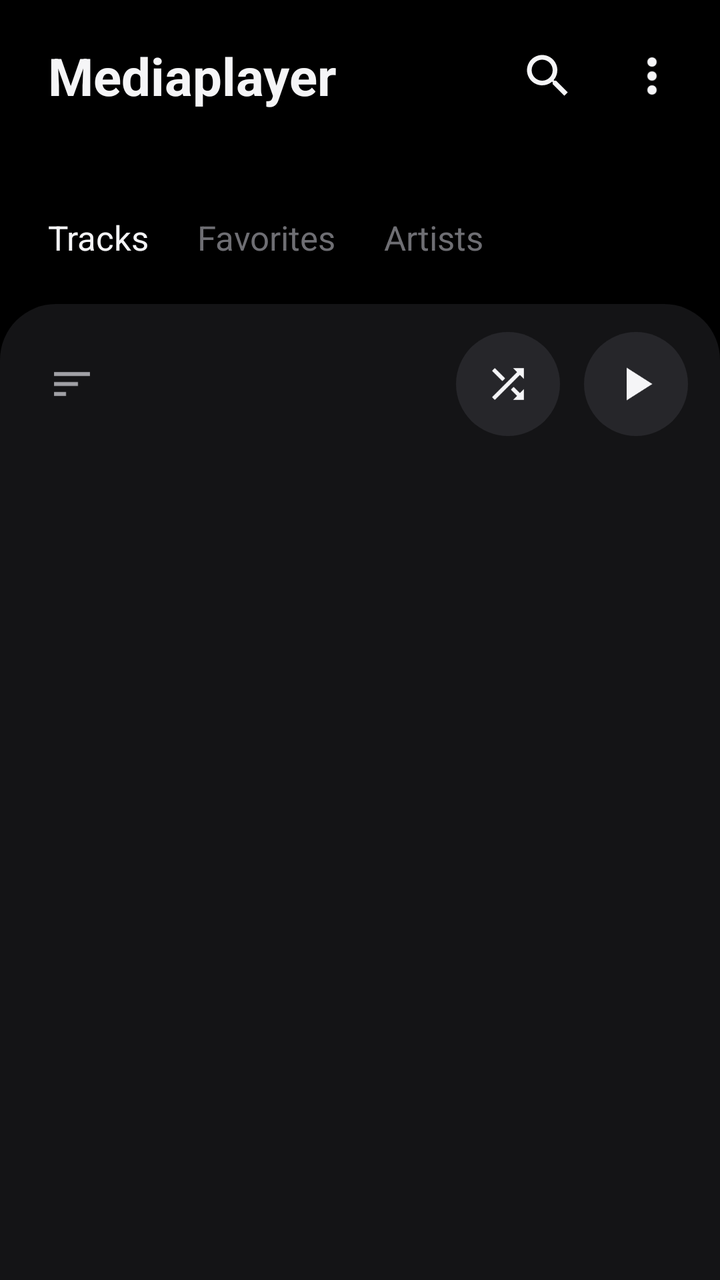
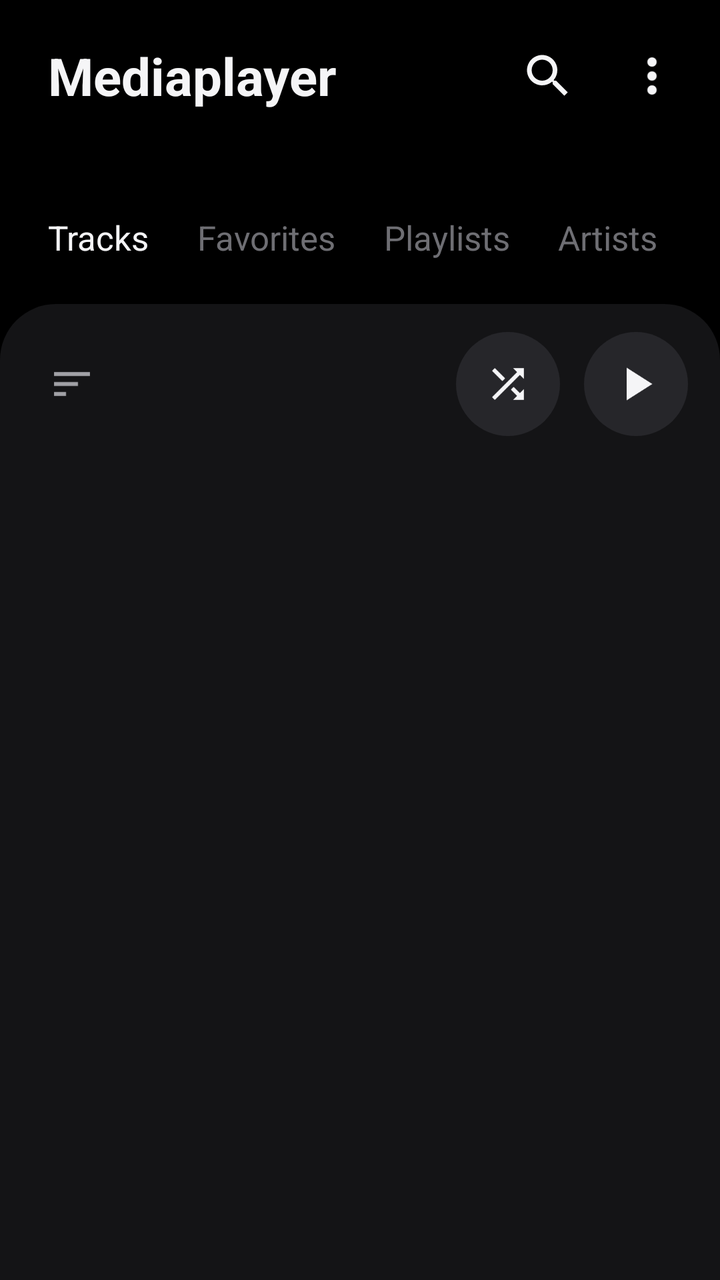

Before-and-after screenshots of an Android layout around one commit, followed by the original layout XML and the change that was made.
<!-- AndroidManifest.xml: application theme Theme.Mediaplayer -->
<!-- res/layout/fragment_library.xml -->
<?xml version="1.0" encoding="utf-8"?>
<LinearLayout xmlns:android="http://schemas.android.com/apk/res/android"
    android:layout_width="match_parent"
    android:layout_height="match_parent"
    android:background="@color/background"
    android:animateLayoutChanges="true"
    android:orientation="vertical">

    
    <LinearLayout
        android:layout_width="match_parent"
        android:layout_height="76dp"
        android:gravity="center_vertical"
        android:orientation="horizontal"
        android:paddingStart="24dp"
        android:paddingEnd="8dp">

        <TextView
            android:layout_width="0dp"
            android:layout_height="wrap_content"
            android:layout_weight="1"
            android:singleLine="true"
            android:text="@string/app_name"
            android:textColor="@color/text_primary"
            android:textSize="26sp"
            android:textStyle="bold" />

        <FrameLayout
            android:id="@+id/librarySearchButton"
            android:layout_width="52dp"
            android:layout_height="52dp"
            android:background="@drawable/player_cell_bg"
            android:clickable="true"
            android:contentDescription="@string/library_search"
            android:focusable="true">

            <ImageView
                android:layout_width="28dp"
                android:layout_height="28dp"
                android:layout_gravity="center"
                android:contentDescription="@null"
                android:src="@drawable/player_ic_search"
                android:tint="#F5F5F7" />
        </FrameLayout>

        <FrameLayout
            android:id="@+id/libraryMoreButton"
            android:layout_width="52dp"
            android:layout_height="52dp"
            android:background="@drawable/player_cell_bg"
            android:clickable="true"
            android:contentDescription="@string/library_more"
            android:focusable="true">

            <ImageView
                android:layout_width="28dp"
                android:layout_height="28dp"
                android:layout_gravity="center"
                android:contentDescription="@null"
                android:src="@drawable/player_ic_more"
                android:tint="#F5F5F7" />
        </FrameLayout>
    </LinearLayout>

    
    <LinearLayout
        android:id="@+id/librarySearchBar"
        android:layout_width="match_parent"
        android:layout_height="48dp"
        android:layout_marginStart="16dp"
        android:layout_marginEnd="16dp"
        android:layout_marginBottom="4dp"
        android:background="@drawable/player_search_bg"
        android:gravity="center_vertical"
        android:orientation="horizontal"
        android:paddingStart="16dp"
        android:visibility="gone">

        <ImageView
            android:layout_width="20dp"
            android:layout_height="20dp"
            android:contentDescription="@null"
            android:src="@drawable/player_ic_search"
            android:tint="#6E6E73" />

        <EditText
            android:id="@+id/librarySearch"
            android:layout_width="0dp"
            android:layout_height="match_parent"
            android:layout_marginStart="10dp"
            android:layout_weight="1"
            android:background="@null"
            android:hint="@string/library_search_hint"
            android:imeOptions="actionSearch"
            android:importantForAutofill="no"
            android:inputType="text"
            android:maxLines="1"
            android:textColor="@color/text_primary"
            android:textColorHint="@color/text_muted"
            android:textSize="16sp" />

        <FrameLayout
            android:id="@+id/librarySearchClose"
            android:layout_width="44dp"
            android:layout_height="44dp"
            android:background="@drawable/player_cell_bg"
            android:clickable="true"
            android:contentDescription="@string/library_search_close"
            android:focusable="true">

            <ImageView
                android:layout_width="20dp"
                android:layout_height="20dp"
                android:layout_gravity="center"
                android:contentDescription="@null"
                android:src="@drawable/player_ic_close"
                android:tint="#A1A1A6" />
        </FrameLayout>
    </LinearLayout>

    
    <LinearLayout
        android:layout_width="match_parent"
        android:layout_height="60dp"
        android:gravity="bottom"
        android:orientation="horizontal"
        android:paddingStart="12dp"
        android:paddingEnd="12dp">

        <TextView
            android:id="@+id/libraryTabSongs"
            android:layout_width="wrap_content"
            android:layout_height="wrap_content"
            android:clickable="true"
            android:focusable="true"
            android:paddingStart="12dp"
            android:paddingEnd="12dp"
            android:paddingBottom="6dp"
            android:text="@string/library_tab_songs"
            android:textColor="@color/text_primary"
            android:textSize="17sp" />

        <TextView
            android:id="@+id/libraryTabFavorites"
            android:layout_width="wrap_content"
            android:layout_height="wrap_content"
            android:clickable="true"
            android:focusable="true"
            android:paddingStart="12dp"
            android:paddingEnd="12dp"
            android:paddingBottom="6dp"
            android:text="@string/library_tab_favorites"
            android:textColor="@color/text_muted"
            android:textSize="17sp" />

        <TextView
            android:id="@+id/libraryTabArtists"
            android:layout_width="wrap_content"
            android:layout_height="wrap_content"
            android:clickable="true"
            android:focusable="true"
            android:paddingStart="12dp"
            android:paddingEnd="12dp"
            android:paddingBottom="6dp"
            android:text="@string/library_tab_artists"
            android:textColor="@color/text_muted"
            android:textSize="17sp" />
    </LinearLayout>

    
    <LinearLayout
        android:layout_width="match_parent"
        android:layout_height="0dp"
        android:layout_marginTop="16dp"
        android:layout_weight="1"
        android:background="@drawable/player_card_bg"
        android:orientation="vertical">

        <LinearLayout
            android:layout_width="match_parent"
            android:layout_height="80dp"
            android:gravity="center_vertical"
            android:orientation="horizontal"
            android:paddingStart="16dp"
            android:paddingEnd="16dp">

            <LinearLayout
                android:id="@+id/librarySort"
                android:layout_width="0dp"
                android:layout_height="48dp"
                android:layout_weight="1"
                android:background="@drawable/player_cell_bg"
                android:clickable="true"
                android:contentDescription="@string/library_sort"
                android:focusable="true"
                android:gravity="center_vertical"
                android:orientation="horizontal"
                android:paddingStart="8dp"
                android:paddingEnd="8dp">

                <ImageView
                    android:id="@+id/librarySortIcon"
                    android:layout_width="24dp"
                    android:layout_height="24dp"
                    android:layout_marginEnd="10dp"
                    android:contentDescription="@null"
                    android:src="@drawable/player_ic_sort"
                    android:tint="#A1A1A6" />

                <TextView
                    android:id="@+id/librarySortLabel"
                    android:layout_width="wrap_content"
                    android:layout_height="wrap_content"
                    android:textColor="#C7C7CC"
                    android:textSize="16sp" />
            </LinearLayout>

            <FrameLayout
                android:id="@+id/libraryShuffle"
                android:layout_width="52dp"
                android:layout_height="52dp"
                android:layout_marginEnd="12dp"
                android:background="@drawable/player_round_button_bg"
                android:clickable="true"
                android:contentDescription="@string/library_shuffle_all"
                android:focusable="true">

                <ImageView
                    android:layout_width="24dp"
                    android:layout_height="24dp"
                    android:layout_gravity="center"
                    android:contentDescription="@null"
                    android:src="@drawable/player_ic_shuffle"
                    android:tint="#F5F5F7" />
            </FrameLayout>

            <FrameLayout
                android:id="@+id/libraryPlayAll"
                android:layout_width="52dp"
                android:layout_height="52dp"
                android:background="@drawable/player_round_button_bg"
                android:clickable="true"
                android:contentDescription="@string/library_play_all"
                android:focusable="true">

                <ImageView
                    android:layout_width="28dp"
                    android:layout_height="28dp"
                    android:layout_gravity="center"
                    android:contentDescription="@null"
                    android:src="@drawable/player_ic_play"
                    android:tint="#F5F5F7" />
            </FrameLayout>
        </LinearLayout>

        <TextView
            android:id="@+id/libraryScan"
            android:layout_width="match_parent"
            android:layout_height="wrap_content"
            android:paddingStart="24dp"
            android:paddingEnd="24dp"
            android:paddingBottom="6dp"
            android:textColor="@color/accent"
            android:textSize="13sp"
            android:visibility="gone" />

        <FrameLayout
            android:layout_width="match_parent"
            android:layout_height="0dp"
            android:layout_weight="1">

            <androidx.recyclerview.widget.RecyclerView
                android:id="@+id/libraryList"
                android:layoutAnimation="@anim/list_cascade"
                android:layout_width="match_parent"
                android:layout_height="match_parent"
                android:clipToPadding="false"
                android:paddingBottom="96dp" />

            <TextView
                android:id="@+id/libraryEmpty"
                android:layout_width="match_parent"
                android:layout_height="wrap_content"
                android:layout_gravity="center"
                android:gravity="center"
                android:padding="32dp"
                android:textColor="@color/text_muted"
                android:textSize="16sp"
                android:visibility="gone" />
        </FrameLayout>
    </LinearLayout>

</LinearLayout>
<!-- resources referenced by this layout -->
<resources>
  <color name="accent">#FF00E676</color>
  <color name="background">#FF000000</color>
  <color name="text_muted">#FF6E6E73</color>
  <color name="text_primary">#FFF5F5F7</color>
  <!-- drawable player_card_bg (drawable) -->
  <?xml version="1.0" encoding="utf-8"?>
  <shape xmlns:android="http://schemas.android.com/apk/res/android"
      android:shape="rectangle">
      <solid android:color="@color/card" />
      <corners
          android:bottomLeftRadius="0dp"
          android:bottomRightRadius="0dp"
          android:topLeftRadius="28dp"
          android:topRightRadius="28dp" />
  </shape>
  <!-- drawable player_ic_close (drawable) -->
  <vector xmlns:android="http://schemas.android.com/apk/res/android"
      android:width="24dp"
      android:height="24dp"
      android:viewportWidth="24"
      android:viewportHeight="24">
      <path
          android:fillColor="#FFFFFFFF"
          android:pathData="M19,6.41L17.59,5 12,10.59 6.41,5 5,6.41 10.59,12 5,17.59 6.41,19 12,13.41 17.59,19 19,17.59 13.41,12z" />
  </vector>
  <!-- drawable player_ic_play (drawable) -->
  <vector xmlns:android="http://schemas.android.com/apk/res/android"
      android:width="24dp"
      android:height="24dp"
      android:viewportWidth="24"
      android:viewportHeight="24">
      <path
          android:fillColor="#FFFFFFFF"
          android:pathData="M8,5v14l11,-7z" />
  </vector>
  <!-- drawable player_ic_sort (drawable) -->
  <vector xmlns:android="http://schemas.android.com/apk/res/android"
      android:width="24dp"
      android:height="24dp"
      android:viewportWidth="24"
      android:viewportHeight="24">
      <path
          android:fillColor="#FFFFFFFF"
          android:pathData="M3,18h6v-2L3,16v2zM3,6v2h18L21,6L3,6zM3,13h12v-2L3,11v2z" />
  </vector>
  <!-- drawable player_search_bg (drawable) -->
  <?xml version="1.0" encoding="utf-8"?>
  <shape xmlns:android="http://schemas.android.com/apk/res/android"
      android:shape="rectangle">
      <solid android:color="@color/surface" />
      <corners android:radius="24dp" />
  </shape>
  <string name="app_name">Mediaplayer</string>
  <string name="library_more">More options</string>
  <string name="library_play_all">Play all</string>
  <string name="library_search">Search</string>
  <string name="library_search_close">Close search</string>
  <string name="library_search_hint">Search songs and artists</string>
  <string name="library_shuffle_all">Shuffle all</string>
  <string name="library_sort">Sort order</string>
  <string name="library_tab_artists">Artists</string>
  <string name="library_tab_favorites">Favorites</string>
  <string name="library_tab_songs">Tracks</string>
  <style name="Theme.Mediaplayer" parent="Theme.Material3.Dark.NoActionBar">
          <item name="colorPrimary">@color/accent</item>
          <item name="colorOnPrimary">@color/background</item>
          <item name="android:colorBackground">@color/background</item>
          <item name="android:windowBackground">@color/background</item>
          <item name="android:statusBarColor">@color/background</item>
          <item name="android:navigationBarColor">@color/background</item>
      </style>
  <color name="card">#FF141416</color>
  <color name="round_button">#FF26262A</color>
  <color name="surface">#FF1C1C1F</color>
  <!-- unchanged entries left out for length: 5 -->
</resources>

<!-- the commit's change to res/layout/fragment_library.xml (unified diff, before → after) -->
@@ -119,9 +119,14 @@
     </LinearLayout>
 
     
-    <LinearLayout
+    <HorizontalScrollView
         android:layout_width="match_parent"
         android:layout_height="60dp"
+        android:scrollbars="none">
+
+    <LinearLayout
+        android:layout_width="wrap_content"
+        android:layout_height="match_parent"
         android:gravity="bottom"
         android:orientation="horizontal"
         android:paddingStart="12dp"
@@ -154,6 +159,19 @@
             android:textSize="17sp" />
 
         <TextView
+            android:id="@+id/libraryTabPlaylists"
+            android:layout_width="wrap_content"
+            android:layout_height="wrap_content"
+            android:clickable="true"
+            android:focusable="true"
+            android:paddingStart="12dp"
+            android:paddingEnd="12dp"
+            android:paddingBottom="6dp"
+            android:text="@string/library_tab_playlists"
+            android:textColor="@color/text_muted"
+            android:textSize="17sp" />
+
+        <TextView
             android:id="@+id/libraryTabArtists"
             android:layout_width="wrap_content"
             android:layout_height="wrap_content"
@@ -166,6 +184,7 @@
             android:textColor="@color/text_muted"
             android:textSize="17sp" />
     </LinearLayout>
+    </HorizontalScrollView>
 
     
     <LinearLayout
@@ -216,6 +235,25 @@
             </LinearLayout>
 
             <FrameLayout
+                android:id="@+id/libraryAdd"
+                android:layout_width="52dp"
+                android:layout_height="52dp"
+                android:background="@drawable/player_round_button_bg"
+                android:clickable="true"
+                android:contentDescription="@string/playlist_new"
+                android:focusable="true"
+                android:visibility="gone">
+
+                <ImageView
+                    android:layout_width="26dp"
+                    android:layout_height="26dp"
+                    android:layout_gravity="center"
+                    android:contentDescription="@null"
+                    android:src="@drawable/player_ic_add"
+                    android:tint="#F5F5F7" />
+            </FrameLayout>
+
+            <FrameLayout
                 android:id="@+id/libraryShuffle"
                 android:layout_width="52dp"
                 android:layout_height="52dp"
<!-- resource entries referenced after the edit -->
@@ -15,6 +15,16 @@
           android:topLeftRadius="28dp"
           android:topRightRadius="28dp" />
   </shape>
+  <!-- drawable player_ic_add (drawable) -->
+  <vector xmlns:android="http://schemas.android.com/apk/res/android"
+      android:width="24dp"
+      android:height="24dp"
+      android:viewportWidth="24"
+      android:viewportHeight="24">
+      <path
+          android:fillColor="#FFFFFFFF"
+          android:pathData="M19,13h-6v6h-2v-6H5v-2h6V5h2v6h6v2z" />
+  </vector>
   <!-- drawable player_ic_close (drawable) -->
   <vector xmlns:android="http://schemas.android.com/apk/res/android"
       android:width="24dp"
@@ -62,7 +72,9 @@
   <string name="library_sort">Sort order</string>
   <string name="library_tab_artists">Artists</string>
   <string name="library_tab_favorites">Favorites</string>
+  <string name="library_tab_playlists">Playlists</string>
   <string name="library_tab_songs">Tracks</string>
+  <string name="playlist_new">New playlist</string>
   <style name="Theme.Mediaplayer" parent="Theme.Material3.Dark.NoActionBar">
           <item name="colorPrimary">@color/accent</item>
           <item name="colorOnPrimary">@color/background</item>
